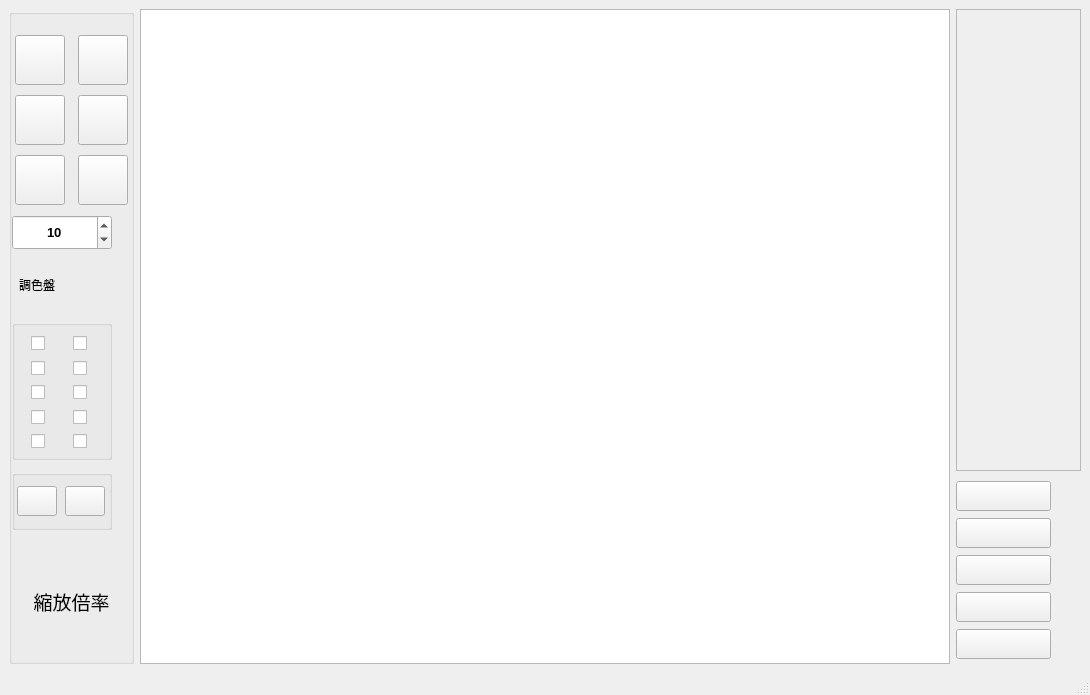
Above: painter.ui from Koala2002/QtCourseProject before the change. Below: the same form after it.
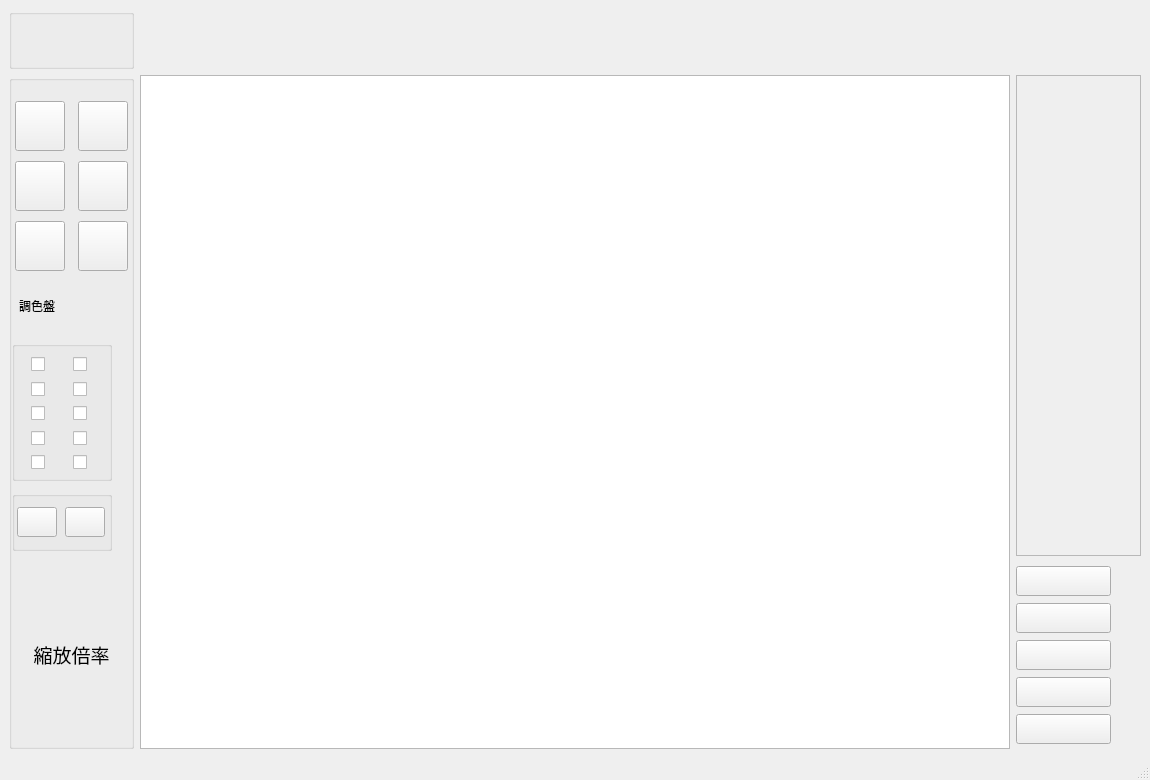
That is the form after the change. Custom widgets are drawn as their Qt base class.

```diff
--- a/painter.ui
+++ b/painter.ui
@@ -6,8 +6,8 @@
    <rect>
     <x>0</x>
     <y>0</y>
-    <width>1090</width>
-    <height>695</height>
+    <width>1150</width>
+    <height>780</height>
    </rect>
   </property>
   <property name="sizePolicy">
@@ -19,7 +19,7 @@
   <property name="minimumSize">
    <size>
     <width>1088</width>
-    <height>694</height>
+    <height>750</height>
    </size>
   </property>
   <property name="mouseTracking">
@@ -29,8 +29,61 @@
    <string>Painter</string>
   </property>
   <widget class="QWidget" name="centralwidget">
+   <layout class="QVBoxLayout" name="verticalLayout_6">
+    <item>
    <layout class="QHBoxLayout" name="horizontalLayout_5">
     <item>
+       <widget class="QGroupBox" name="ToolUseNowDisplayLayout">
+        <property name="minimumSize">
+         <size>
+          <width>125</width>
+          <height>60</height>
+         </size>
+        </property>
+        <property name="maximumSize">
+         <size>
+          <width>125</width>
+          <height>60</height>
+         </size>
+        </property>
+        <property name="title">
+         <string/>
+        </property>
+        <layout class="QVBoxLayout" name="verticalLayout_7">
+         <item>
+          <widget class="QLabel" name="UseToolIcon">
+           <property name="text">
+            <string/>
+           </property>
+           <property name="alignment">
+            <set>Qt::AlignCenter</set>
+           </property>
+          </widget>
+         </item>
+        </layout>
+       </widget>
+      </item>
+      <item>
+       <widget class="QStackedWidget" name="ValueControlRegion">
+        <property name="minimumSize">
+         <size>
+          <width>0</width>
+          <height>60</height>
+         </size>
+        </property>
+        <property name="maximumSize">
+         <size>
+          <width>16777215</width>
+          <height>60</height>
+         </size>
+        </property>
+       </widget>
+      </item>
+     </layout>
+    </item>
+    <item>
+     <layout class="QHBoxLayout" name="WorkRegion">
+      <item>
      <widget class="QGroupBox" name="PainterToolBox">
       <property name="minimumSize">
        <size>
@@ -66,7 +119,7 @@
        <item>
         <layout class="QVBoxLayout" name="PainterToolBoxLayout">
          <item>
-          <layout class="QVBoxLayout" name="ToolLayout" stretch="0,0,0,0,0">
+            <layout class="QVBoxLayout" name="ToolLayout" stretch="0,0,0,0">
            <property name="spacing">
             <number>10</number>
            </property>
@@ -272,49 +325,6 @@
              </item>
             </layout>
            </item>
-           <item>
-            <widget class="QSpinBox" name="PenSizeControl">
-             <property name="sizePolicy">
-              <sizepolicy hsizetype="Minimum" vsizetype="Fixed">
-               <horstretch>0</horstretch>
-               <verstretch>0</verstretch>
-              </sizepolicy>
-             </property>
-             <property name="minimumSize">
-              <size>
-               <width>100</width>
-               <height>35</height>
-              </size>
-             </property>
-             <property name="maximumSize">
-              <size>
-               <width>100</width>
-               <height>35</height>
-              </size>
-             </property>
-             <property name="font">
-              <font>
-               <pointsize>10</pointsize>
-               <bold>true</bold>
-              </font>
-             </property>
-             <property name="layoutDirection">
-              <enum>Qt::LeftToRight</enum>
-             </property>
-             <property name="alignment">
-              <set>Qt::AlignCenter</set>
-             </property>
-             <property name="minimum">
-              <number>1</number>
-             </property>
-             <property name="maximum">
-              <number>32</number>
-             </property>
-             <property name="value">
-              <number>10</number>
-             </property>
-            </widget>
-           </item>
            <item>
             <widget class="PainterLabel" name="ColorDisplayer">
              <property name="sizePolicy">
@@ -826,7 +836,7 @@
            <x>0</x>
            <y>0</y>
            <width>123</width>
-           <height>416</height>
+             <height>402</height>
           </rect>
          </property>
         </widget>
@@ -967,6 +977,8 @@
      </layout>
     </item>
    </layout>
+    </item>
+   </layout>
   </widget>
   <widget class="QMenuBar" name="menubar">
    <property name="enabled">
```
Left out of the diff: 2 changed lines with no effect on the pictures. Lines whose indentation alone changed are shown as unchanged.
